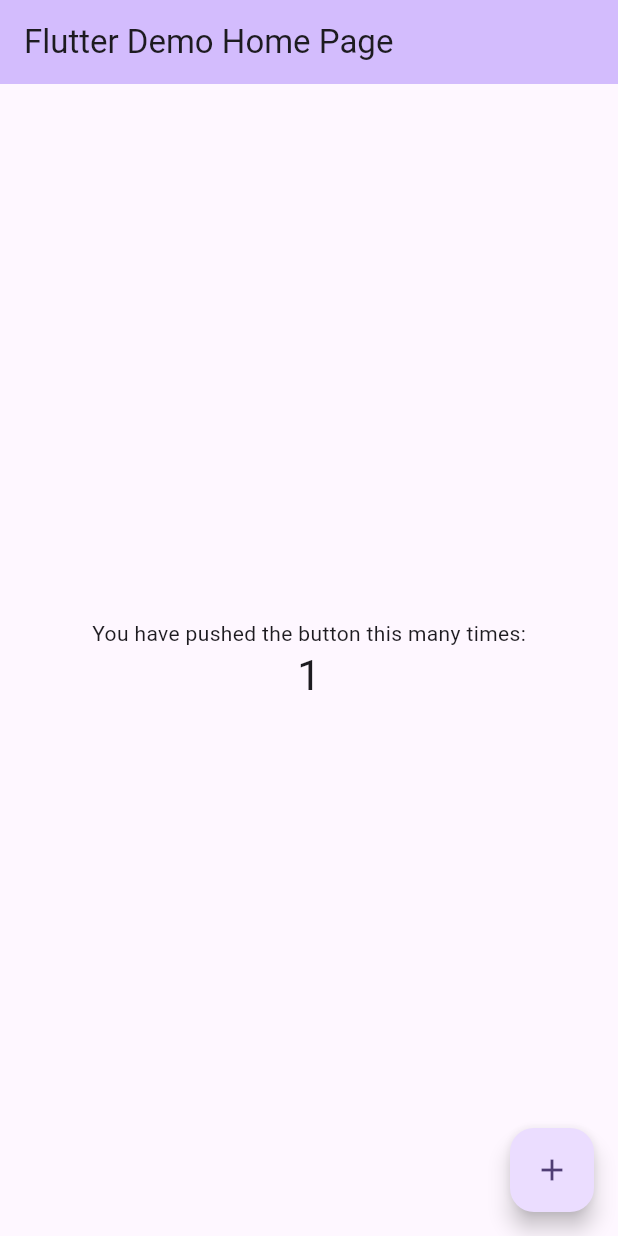
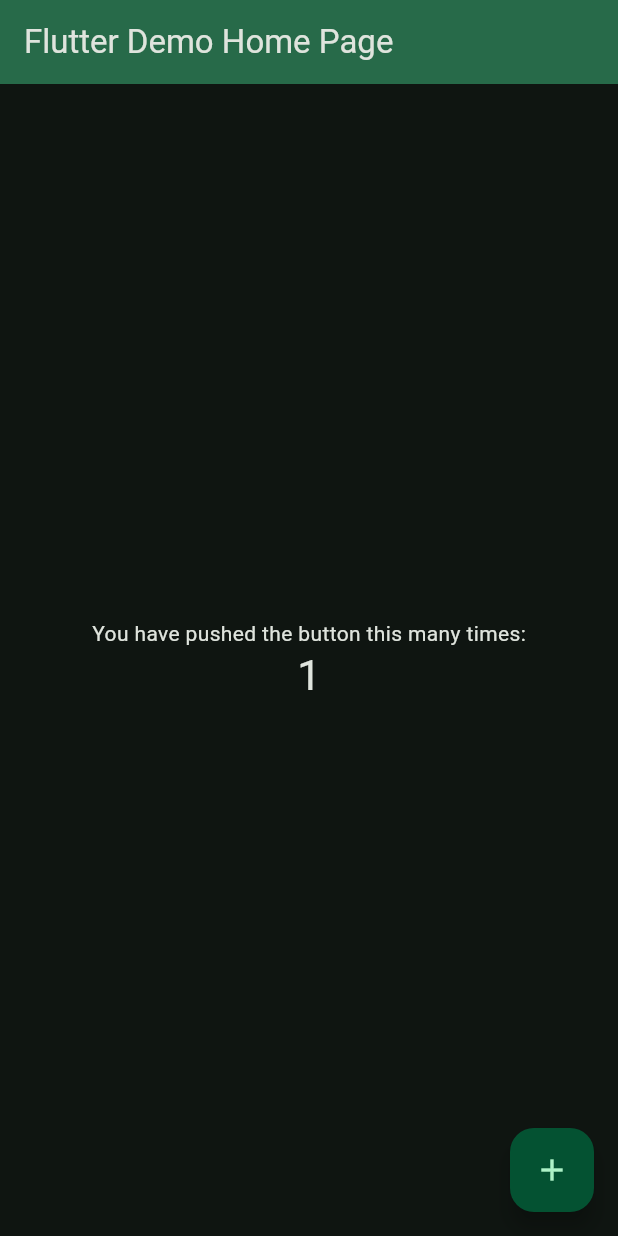
Before and after one commit to markcabalona/qube, a Flutter app: the screen it shows after launch, after a tap on the "add" icon, on a phone screen of 412 x 824 dp. Run offline on Flutter 3.47's test engine with Material 3 defaults, Android fonts, the phone set to English and light mode, and no system bars; our stand-ins replace get_it.

Commit message:
#14: initialize getit and use QubeTheme to set the app's theme

```diff
--- a/lib/main.dart
+++ b/lib/main.dart
@@ -1,6 +1,10 @@
 import 'package:flutter/material.dart';
+import 'package:get_it/get_it.dart';
+import 'package:qube/core/dependencies/dependencies.dart';
+import 'package:qube/core/theme/qube_theme.dart';
 
-void main() {
+Future<void> main() async {
+  await initializeDependencies();
   runApp(const MyApp());
 }
 
@@ -12,25 +16,9 @@ class MyApp extends StatelessWidget {
   Widget build(BuildContext context) {
     return MaterialApp(
       title: 'Flutter Demo',
-      theme: ThemeData(
-        // This is the theme of your application.
-        //
-        // TRY THIS: Try running your application with "flutter run". You'll see
-        // the application has a purple toolbar. Then, without quitting the app,
-        // try changing the seedColor in the colorScheme below to Colors.green
-        // and then invoke "hot reload" (save your changes or press the "hot
-        // reload" button in a Flutter-supported IDE, or press "r" if you used
-        // the command line to start the app).
-        //
-        // Notice that the counter didn't reset back to zero; the application
-        // state is not lost during the reload. To reset the state, use hot
-        // restart instead.
-        //
-        // This works for code too, not just values: Most code changes can be
-        // tested with just a hot reload.
-        colorScheme: ColorScheme.fromSeed(seedColor: Colors.deepPurple),
-        useMaterial3: true,
-      ),
+      theme: ThemeData(),
+      darkTheme: GetIt.instance<QubeTheme>().dark(),
+      themeMode: ThemeMode.dark,
       home: const MyHomePage(title: 'Flutter Demo Home Page'),
     );
   }
```
